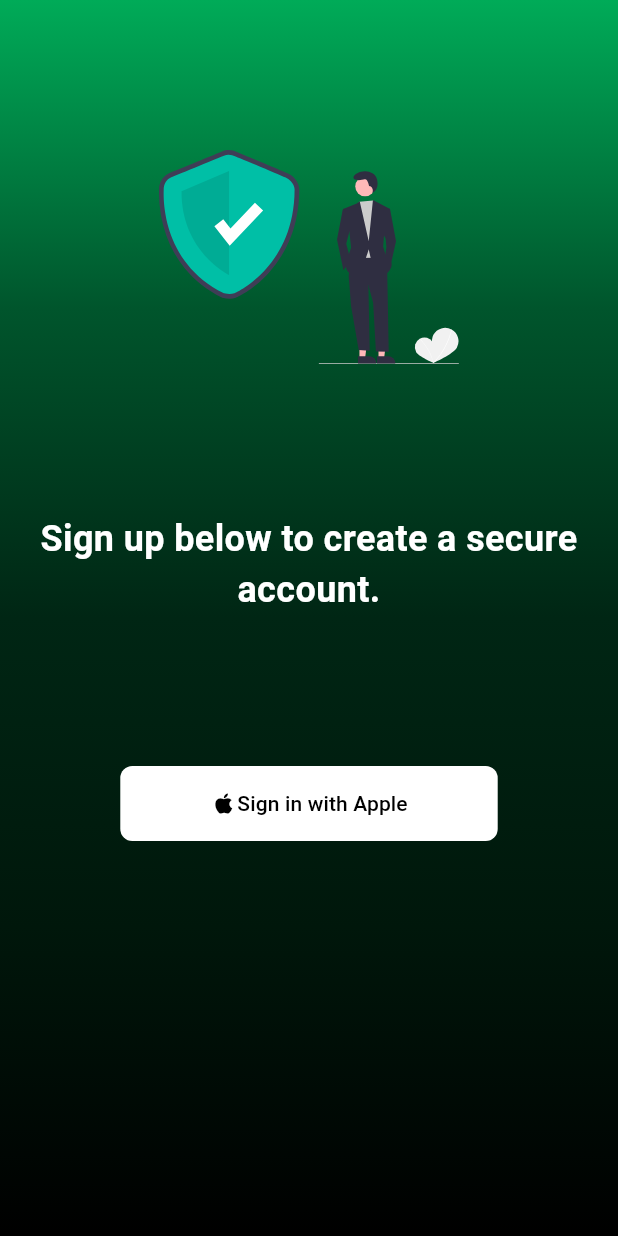
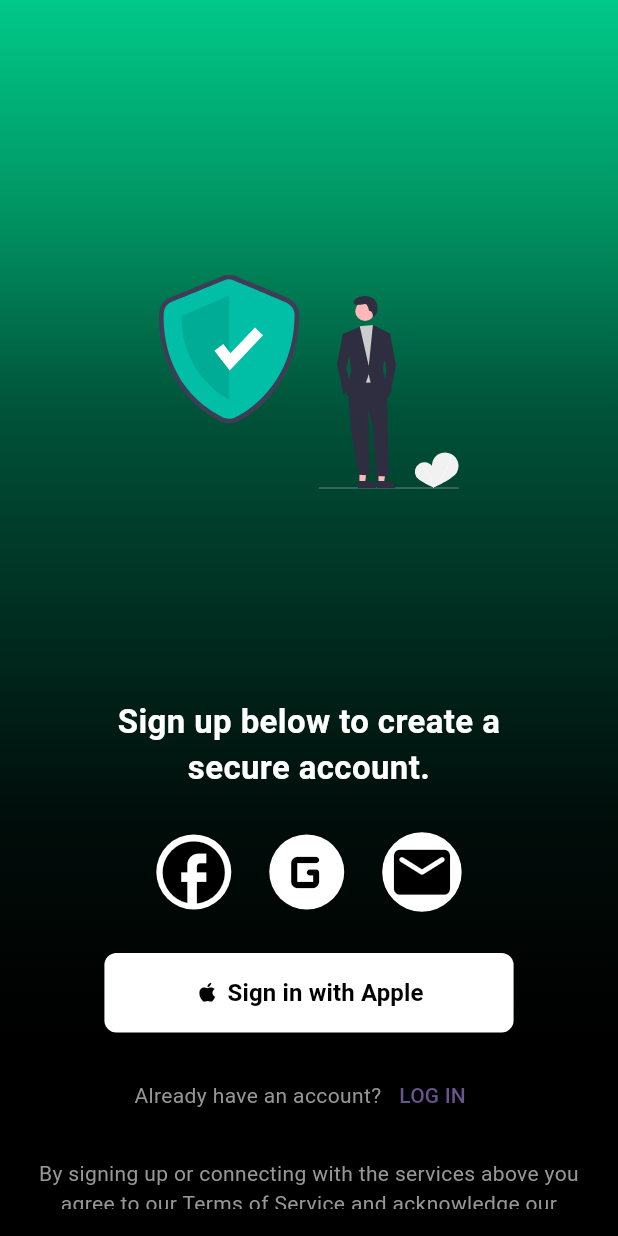
Before and after one commit to sadat-399/virtual_wallet, a Flutter app: the screen it shows after launch, on a phone screen of 412 x 824 dp. Run offline on Flutter 3.47's test engine with Material 3 defaults, Android fonts, the phone set to English and light mode, and no system bars; our stand-ins replace flutter_svg.

Commit message:
Completed the UI design of Login options screen.

```diff
--- a/lib/login/login_registration_option_view.dart
+++ b/lib/login/login_registration_option_view.dart
@@ -6,15 +6,20 @@ class LoginRegistrationOptionView extends StatelessWidget {
 
   @override
   Widget build(BuildContext context) {
+    final height = MediaQuery.of(context).size.height;
+    final width = MediaQuery.of(context).size.width;
+
     return Scaffold(
       body: Container(
         decoration: const BoxDecoration(
           gradient: LinearGradient(
             colors: [
-              Color.fromARGB(255, 0, 171, 88),
-              Color.fromARGB(255, 0, 85, 44),
-              Color.fromARGB(255, 0, 38, 20),
-              Color.fromARGB(255, 0, 23, 11),
+              Color.fromARGB(255, 0, 200, 136),
+              Color.fromARGB(255, 0, 150, 100),
+              Color.fromARGB(255, 0, 82, 56),
+              Color.fromARGB(255, 0, 45, 31),
+              Color.fromARGB(255, 1, 12, 09),
+              Color.fromARGB(255, 0, 0, 0),
               Colors.black,
             ],
             begin: Alignment.topCenter,
@@ -24,22 +29,68 @@ class LoginRegistrationOptionView extends StatelessWidget {
         child: Center(
           child: Column(
             children: [
-              const SizedBox(height: 100),
+              SizedBox(height: height / 4.5),
               SvgPicture.asset(
                 'assets/security.svg',
                 width: 200,
               ),
-              const SizedBox(height: 100),
-              const Text(
+              SizedBox(height: height / 5.9),
+              Padding(
+                padding: EdgeInsets.symmetric(horizontal: width / 5.5),
+                child: const Text(
                   'Sign up below to create a secure account.',
                   style: TextStyle(
                     color: Colors.white,
                     fontWeight: FontWeight.w700,
-                  fontSize: 24,
+                    fontSize: 22,
                   ),
                   textAlign: TextAlign.center,
                 ),
-              const SizedBox(height: 100),
+              ),
+              SizedBox(height: height / 30),
+              SizedBox(
+                width: width / 1.8,
+                child: Row(
+                  mainAxisAlignment: MainAxisAlignment.spaceAround,
+                  children: [
+                    Container(
+                      decoration: BoxDecoration(
+                        color: Colors.white,
+                        borderRadius: BorderRadius.circular(50),
+                      ),
+                      child: const Icon(
+                        Icons.facebook_sharp,
+                        color: Colors.black,
+                        size: 50,
+                      ),
+                    ),
+                    Container(
+                      decoration: BoxDecoration(
+                        color: Colors.white,
+                        borderRadius: BorderRadius.circular(50),
+                      ),
+                      child: const Icon(
+                        Icons.g_mobiledata_rounded,
+                        color: Colors.black,
+                        size: 50,
+                      ),
+                    ),
+                    Container(
+                      padding: const EdgeInsets.all(4),
+                      decoration: BoxDecoration(
+                        color: Colors.white,
+                        borderRadius: BorderRadius.circular(50),
+                      ),
+                      child: const Icon(
+                        Icons.email_rounded,
+                        color: Colors.black,
+                        size: 45,
+                      ),
+                    )
+                  ],
+                ),
+              ),
+              SizedBox(height: height / 30),
               TextButton(
                 onPressed: () {},
                 style: TextButton.styleFrom(
@@ -57,16 +108,49 @@ class LoginRegistrationOptionView extends StatelessWidget {
                     Icon(
                       Icons.apple,
                       color: Colors.black,
+                      size: 17,
                     ),
+                    SizedBox(width: 5),
                     Text(
                       'Sign in with Apple',
                       style: TextStyle(
                           color: Colors.black,
-                      ),
+                          fontSize: 16,
+                          fontWeight: FontWeight.w700),
                     ),
                   ],
                 ),
+              ),
+              SizedBox(height: height / 45),
+              Row(
+                mainAxisAlignment: MainAxisAlignment.center,
+                children: [
+                  const Text(
+                    'Already have an account?',
+                    style: TextStyle(color: Color.fromARGB(255, 150, 150, 150)),
+                  ),
+                  TextButton(
+                    onPressed: () {},
+                    child: const Text('LOG IN'),
                   )
+                ],
+              ),
+              const Expanded(
+                child: Align(
+                  alignment: Alignment.bottomCenter,
+                  child: Padding(
+                    padding:
+                        EdgeInsets.symmetric(horizontal: 25.0, vertical: 18),
+                    child: Text(
+                      'By signing up or connecting with the services above you agree to our Terms of Service and acknowledge our Privacy Policy describing how we handle your personal data.',
+                      textAlign: TextAlign.center,
+                      style: TextStyle(
+                        color: Color.fromARGB(255, 150, 150, 150),
+                      ),
+                    ),
+                  ),
+                ),
+              ),
             ],
           ),
         ),
--- a/lib/main.dart
+++ b/lib/main.dart
@@ -19,6 +19,7 @@ class MyApp extends StatelessWidget {
         colorScheme: ColorScheme.fromSeed(seedColor: Colors.deepPurple),
         useMaterial3: true,
       ),
+      debugShowCheckedModeBanner: false,
       darkTheme: ThemeData.dark(),
       home: const LoginRegistrationOptionView(),
       // const OnboardingComponent(
```
Lines whose indentation alone changed are shown as unchanged.
